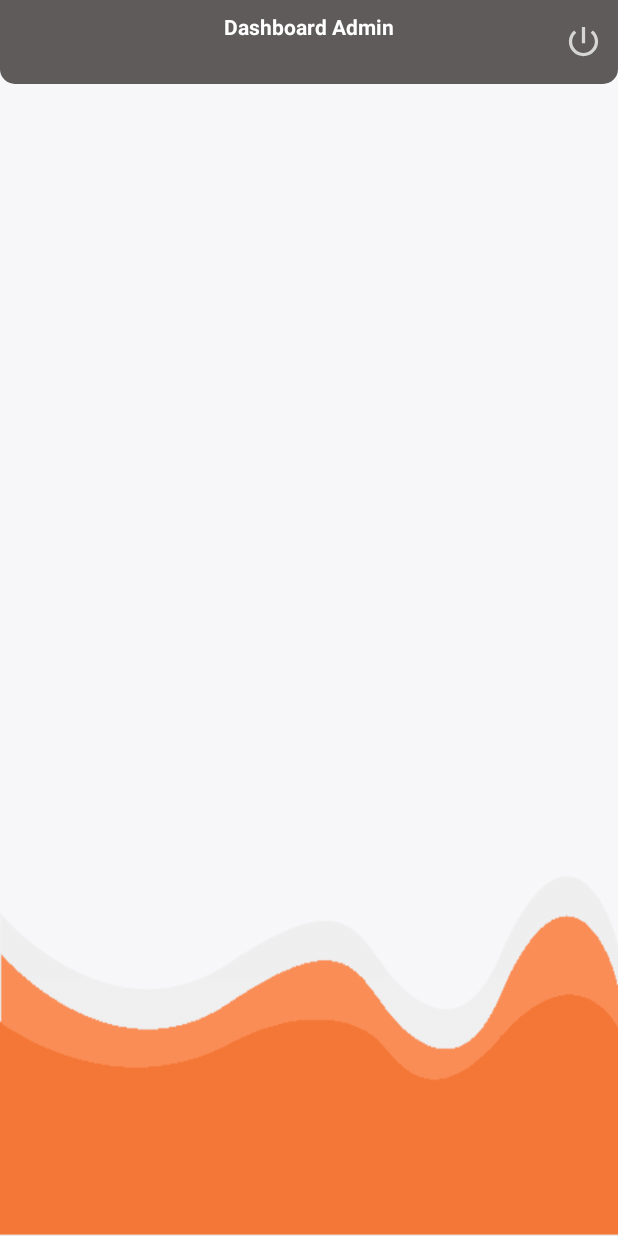
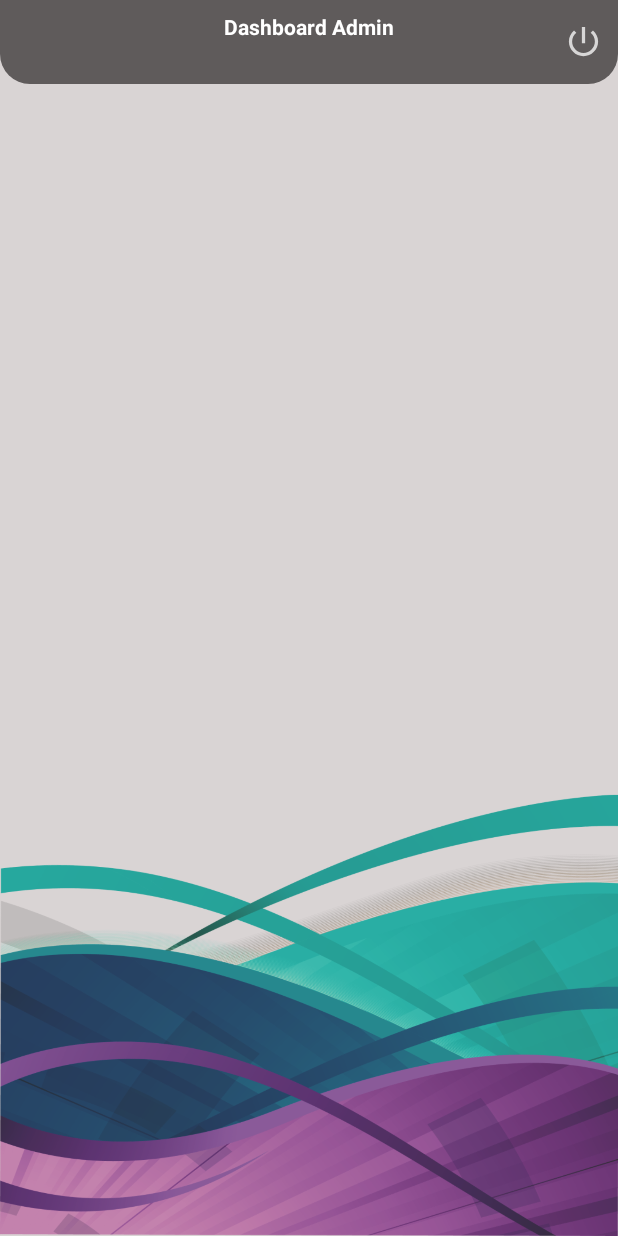
Before and after one commit to emreeldemir/Leafy, an Android app: the DashboardAdminActivity screen opened directly, with no data from a screen before it, on a phone screen of 412 x 824 dp. Run offline under Robolectric (Android 15) with nearby library versions, the phone set to English and light mode, and no system bars; our stand-ins replace Firebase (no records; nobody signed in at launch, a user with empty details on screens opened directly).

Commit message:
minor changes on comment lines and back01.png changed

```diff
--- a/app/src/main/res/drawable/shape_toolbar_01.xml
+++ b/app/src/main/res/drawable/shape_toolbar_01.xml
@@ -2,8 +2,8 @@
 <shape xmlns:android="http://schemas.android.com/apk/res/android"
     android:shape="rectangle">
 
-    <corners android:bottomLeftRadius="10dp"
-        android:bottomRightRadius="10dp"/>
+    <corners android:bottomLeftRadius="20dp"
+        android:bottomRightRadius="20dp"/>
     <solid android:color="@color/darkGrey"/>
 
 </shape>
```
Also changed, not shown: app/src/main/java/com/emreeldemir/leafy/DashboardAdminActivity.kt (+15 -5 lines), app/src/main/java/com/emreeldemir/leafy/DashboardUserActivity.kt (+15 -5 lines), app/src/main/java/com/emreeldemir/leafy/LoginActivity.kt (+38 -14 lines), app/src/main/java/com/emreeldemir/leafy/MainActivity.kt (+9 -3 lines), app/src/main/java/com/emreeldemir/leafy/SignUpActivity.kt (+30 -10 lines), app/src/main/java/com/emreeldemir/leafy/SplashActivity.kt (+12 -4 lines), app/src/main/res/drawable/back01.png.
